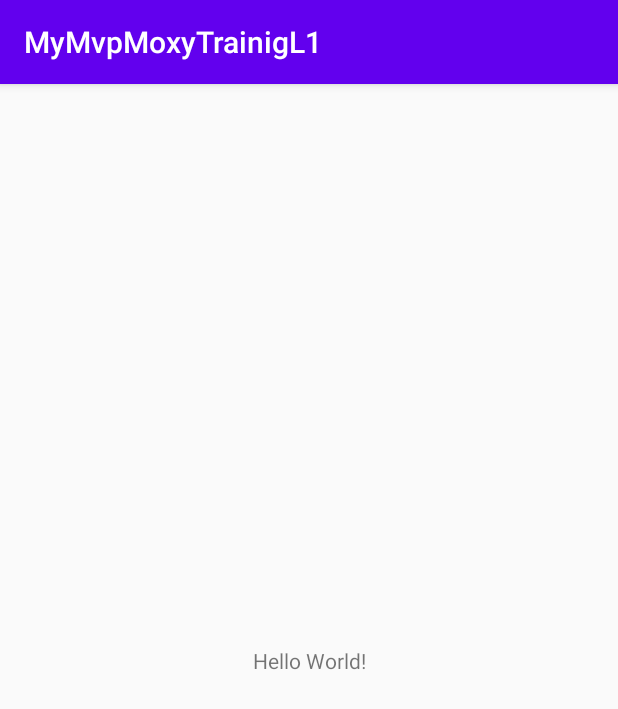
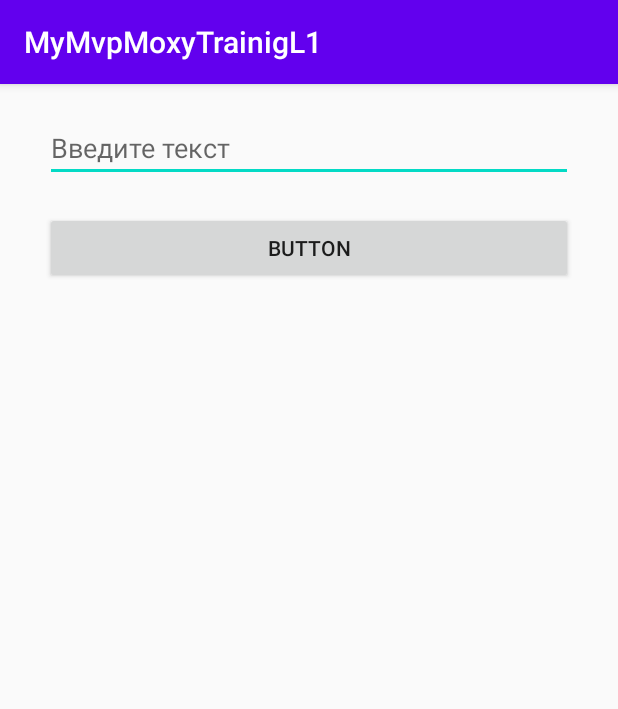
Before and after one commit to AnastasiaDro/MyMvpMoxyTrainigL1, an Android app: the screen it shows after launch (MainActivity), on a phone screen of 412 x 824 dp. Shown: the top 709 px of the screen. Run offline under Robolectric (Android 15) with nearby library versions, the phone set to English and light mode, and no system bars.

```diff
--- a/app/src/main/AndroidManifest.xml
+++ b/app/src/main/AndroidManifest.xml
@@ -9,7 +9,8 @@
         android:roundIcon="@mipmap/ic_launcher_round"
         android:supportsRtl="true"
         android:theme="@style/AppTheme">
-        <activity android:name=".MainActivity">
+        <activity android:name=".moxy.moxyView.MoxyActivity"></activity>
+        <activity android:name=".standart.view.MainActivity">
             <intent-filter>
                 <action android:name="android.intent.action.MAIN" />
 
--- /dev/null
+++ b/app/src/main/java/com/trainings/mymvpmoxytrainigl1/moxy/moxyModel/MoxyModel.java
@@ -0,0 +1,4 @@
+package com.trainings.mymvpmoxytrainigl1.moxy.moxyModel;
+
+public class MoxyModel {
+}
--- /dev/null
+++ b/app/src/main/java/com/trainings/mymvpmoxytrainigl1/moxy/moxyPresenter/MoxyPresenter.java
@@ -0,0 +1,4 @@
+package com.trainings.mymvpmoxytrainigl1.moxy.moxyPresenter;
+
+public class MoxyPresenter {
+}
--- a/app/src/main/java/com/trainings/mymvpmoxytrainigl1/MainActivity.java
+++ b/app/src/main/java/com/trainings/mymvpmoxytrainigl1/moxy/moxyView/MoxyActivity.java
@@ -1,10 +1,12 @@
-package com.trainings.mymvpmoxytrainigl1;
+package com.trainings.mymvpmoxytrainigl1.moxy.moxyView;
 
 import androidx.appcompat.app.AppCompatActivity;
 
 import android.os.Bundle;
 
-public class MainActivity extends AppCompatActivity {
+import com.trainings.mymvpmoxytrainigl1.R;
+
+public class MoxyActivity extends AppCompatActivity {
 
     @Override
     protected void onCreate(Bundle savedInstanceState) {
--- /dev/null
+++ b/app/src/main/java/com/trainings/mymvpmoxytrainigl1/standart/model/Model.java
@@ -0,0 +1,18 @@
+package com.trainings.mymvpmoxytrainigl1.standart.model;
+
+public class Model {
+
+    String myString;
+
+    public Model(){
+        myString = "";
+    }
+
+    public void setString(String madeString) {
+        myString = madeString;
+    }
+
+    public String getString() {
+        return myString;
+    }
+}
--- /dev/null
+++ b/app/src/main/java/com/trainings/mymvpmoxytrainigl1/standart/presenter/Presenter.java
@@ -0,0 +1,41 @@
+package com.trainings.mymvpmoxytrainigl1.standart.presenter;
+
+import android.util.Log;
+
+import com.trainings.mymvpmoxytrainigl1.standart.model.Model;
+import com.trainings.mymvpmoxytrainigl1.standart.view.MainView;
+
+
+public class Presenter {
+
+    private static final String TAG = "Presenter";
+
+    private Model model;
+    private MainView mainView;
+    String oldString;
+
+
+
+    public Presenter (MainView mainView){
+        Log.d(TAG, " created");
+        this.mainView = mainView;
+        model = new Model();
+    }
+
+
+
+    private String createNewString(String oldString, String enteredString){
+        String newString = oldString.concat(enteredString);
+        return newString;
+    }
+
+    public void onSendBtnClick() {
+        String oldString = model.getString();
+        String enteredString = mainView.getEnteredString();
+        String madeString = createNewString(oldString, enteredString);
+        model.setString(madeString);
+        mainView.setTextToTextView(madeString);
+        mainView.clearEditText();
+    }
+
+}
--- /dev/null
+++ b/app/src/main/java/com/trainings/mymvpmoxytrainigl1/standart/view/MainActivity.java
@@ -0,0 +1,59 @@
+package com.trainings.mymvpmoxytrainigl1.standart.view;
+
+import android.os.Bundle;
+import android.util.Log;
+import android.view.View;
+import android.widget.Button;
+import android.widget.EditText;
+import android.widget.TextView;
+
+import androidx.appcompat.app.AppCompatActivity;
+
+import com.trainings.mymvpmoxytrainigl1.R;
+import com.trainings.mymvpmoxytrainigl1.standart.presenter.Presenter;
+
+public class MainActivity extends AppCompatActivity implements MainView{
+
+    private static final String TAG = "MoxyActivity";
+
+    private EditText editText;
+    private Button sendTextBtn;
+    private TextView textView;
+    private Presenter presenter;
+
+    @Override
+    protected void onCreate(Bundle savedInstanceState) {
+        super.onCreate(savedInstanceState);
+        setContentView(R.layout.activity_main);
+        Log.d(TAG, "onCreate");
+        init();
+
+        presenter = new Presenter(this);
+    }
+
+    private void init(){
+        editText = findViewById(R.id.editText);
+        sendTextBtn = findViewById(R.id.sendTextBtn);
+        textView = findViewById(R.id.textView);
+    }
+
+    public void onSendBtnClick(View view) {
+        presenter.onSendBtnClick();
+    }
+
+
+    @Override
+    public void setTextToTextView(String madeString) {
+        textView.setText(madeString);
+    }
+
+    @Override
+    public void clearEditText() {
+        editText.setText("");
+    }
+
+    @Override
+    public String getEnteredString() {
+        return editText.getText().toString();
+    }
+}
--- /dev/null
+++ b/app/src/main/java/com/trainings/mymvpmoxytrainigl1/standart/view/MainView.java
@@ -0,0 +1,7 @@
+package com.trainings.mymvpmoxytrainigl1.standart.view;
+
+public interface MainView {
+    void setTextToTextView(String madeString);
+    void clearEditText();
+    String getEnteredString();
+}
--- a/app/src/main/res/layout/activity_main.xml
+++ b/app/src/main/res/layout/activity_main.xml
@@ -1,18 +1,36 @@
 <?xml version="1.0" encoding="utf-8"?>
-<androidx.constraintlayout.widget.ConstraintLayout xmlns:android="http://schemas.android.com/apk/res/android"
-    xmlns:app="http://schemas.android.com/apk/res-auto"
-    xmlns:tools="http://schemas.android.com/tools"
+<LinearLayout xmlns:android="http://schemas.android.com/apk/res/android"
     android:layout_width="match_parent"
     android:layout_height="match_parent"
-    tools:context=".MainActivity">
+    android:orientation="vertical">
+
+    <EditText
+        android:id="@+id/editText"
+        android:layout_width="match_parent"
+        android:layout_height="wrap_content"
+        android:layout_marginStart="30dp"
+        android:layout_marginTop="20dp"
+        android:layout_marginEnd="30dp"
+        android:ems="10"
+        android:hint="Введите текст"
+        android:inputType="textPersonName" />
+
+    <Button
+        android:id="@+id/sendTextBtn"
+        android:layout_width="match_parent"
+        android:layout_height="wrap_content"
+        android:layout_marginStart="30dp"
+        android:layout_marginTop="20dp"
+        android:layout_marginEnd="30dp"
+        android:onClick="onSendBtnClick"
+        android:text="Button" />
 
     <TextView
-        android:layout_width="wrap_content"
-        android:layout_height="wrap_content"
-        android:text="Hello World!"
-        app:layout_constraintBottom_toBottomOf="parent"
-        app:layout_constraintLeft_toLeftOf="parent"
-        app:layout_constraintRight_toRightOf="parent"
-        app:layout_constraintTop_toTopOf="parent" />
-
-</androidx.constraintlayout.widget.ConstraintLayout>
+        android:id="@+id/textView"
+        android:layout_width="match_parent"
+        android:layout_height="match_parent"
+        android:layout_marginStart="30dp"
+        android:layout_marginTop="20dp"
+        android:layout_marginEnd="30dp"
+        android:layout_marginBottom="20dp" />
+</LinearLayout>
```
